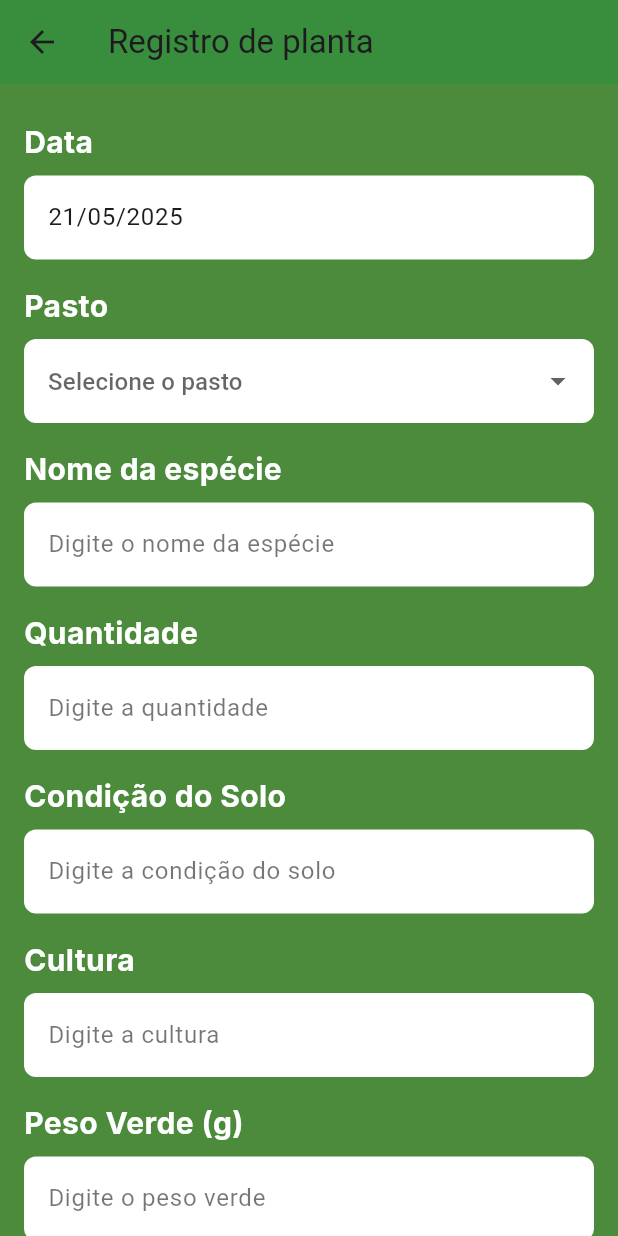
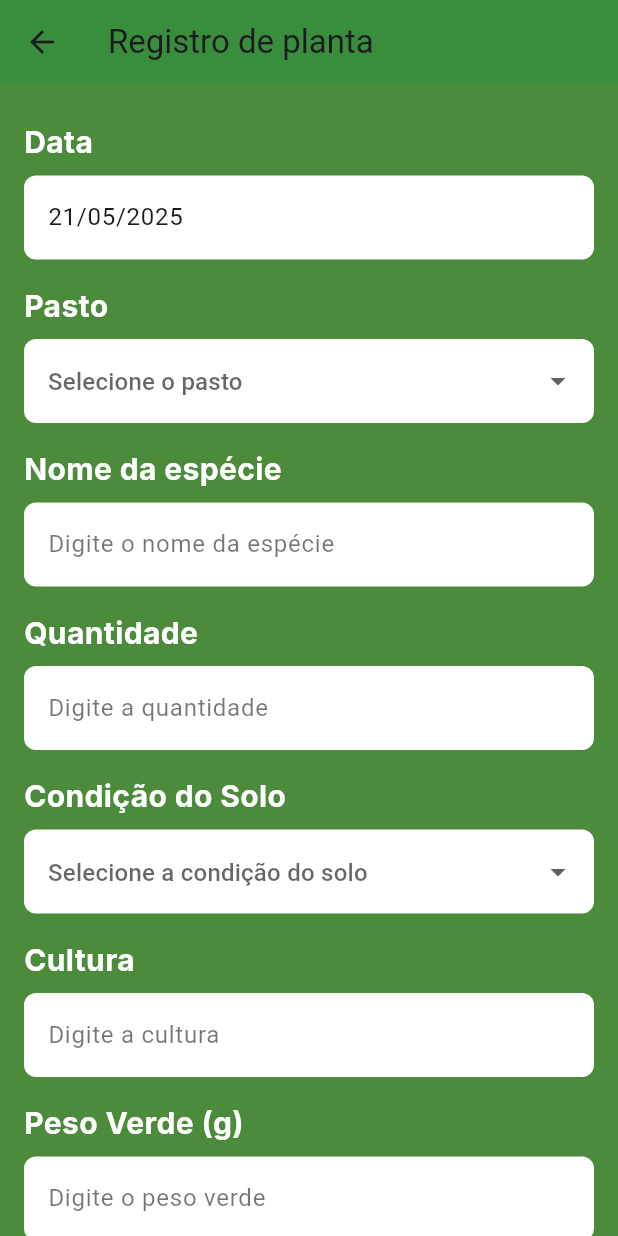
Before and after one commit to gustavotang/agrosync, a Flutter app: the RegistroPlanta screen opened directly with empty values, on a phone screen of 412 x 824 dp. Run offline on Flutter 3.47's test engine with Material 3 defaults, Android fonts, the phone set to English and light mode, and no system bars; our stand-ins replace cloud_firestore, connectivity_plus, firebase_auth, firebase_core, firebase_database, flutter_svg and 5 more; accounts and stored records are empty.

Commit message:
21/05/2025 - Dropdown de solo

```diff
--- a/lib/pages/registro_planta.dart
+++ b/lib/pages/registro_planta.dart
@@ -114,12 +114,48 @@ class _RegistroState extends State<RegistroPlanta> {
                 keyboardType: TextInputType.number,
                 validator: _quantityValidator,
               ),
-              _buildTextField(
-                label: 'Condição do Solo',
-                controller: _conditionController,
-                hint: 'Digite a condição do solo',
-                keyboardType: TextInputType.text,
-                validator: _isEmptyValidator,
+              // Campo de seleção para a condição do solo
+              Padding(
+                padding: const EdgeInsets.symmetric(vertical: 8.0),
+                child: Column(
+                  crossAxisAlignment: CrossAxisAlignment.start,
+                  children: [
+                    Text(
+                      'Condição do Solo',
+                      style: GoogleFonts.inter(
+                        fontWeight: FontWeight.w700,
+                        fontSize: 20,
+                        color: Colors.white,
+                      ),
+                    ),
+                    const SizedBox(height: 8),
+                    DropdownButtonFormField<String>(
+                      value: _conditionController.text.isNotEmpty ? _conditionController.text : null,
+                      items: const [
+                        DropdownMenuItem(value: 'Entre-safra', child: Text('Entre-safra')),
+                        DropdownMenuItem(value: 'Na colheita', child: Text('Na colheita')),
+                        DropdownMenuItem(value: 'Na lavoura', child: Text('Na lavoura')),
+                        DropdownMenuItem(value: 'Pré-dessecação', child: Text('Pré-dessecação')),
+                      ],
+                      onChanged: (value) {
+                        setState(() {
+                          _conditionController.text = value ?? '';
+                        });
+                      },
+                      decoration: InputDecoration(
+                        filled: true,
+                        fillColor: Colors.white,
+                        border: OutlineInputBorder(
+                          borderRadius: BorderRadius.circular(8),
+                          borderSide: BorderSide.none,
+                        ),
+                        hintText: 'Selecione a condição do solo',
+                        hintStyle: const TextStyle(color: Colors.black54),
+                      ),
+                      validator: (value) => value == null || value.isEmpty ? 'Selecione a condição do solo.' : null,
+                    ),
+                  ],
+                ),
               ),
               _buildTextField(
                 label: 'Cultura',
```
